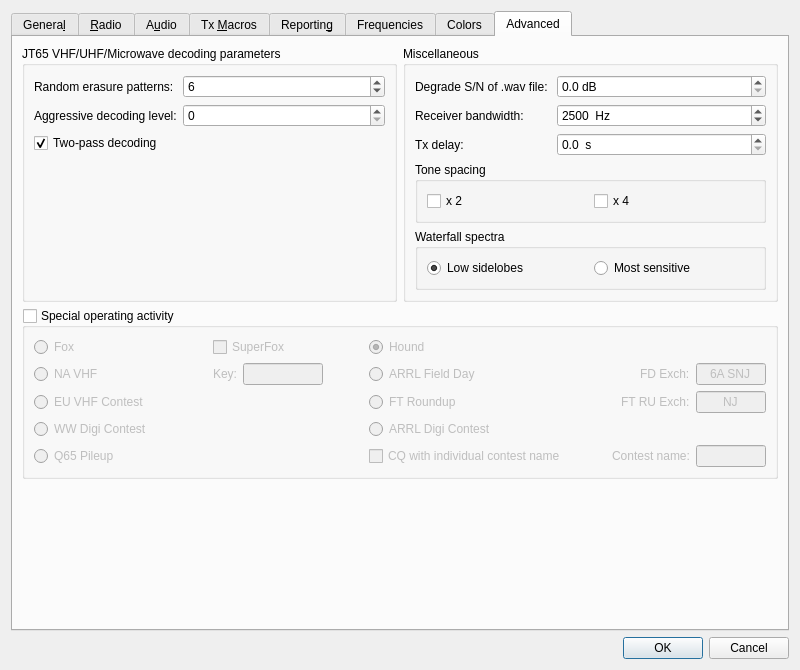
This is Configuration.ui in kholia/wsjtx as Qt 5 draws it before an edit. The edited form follows.
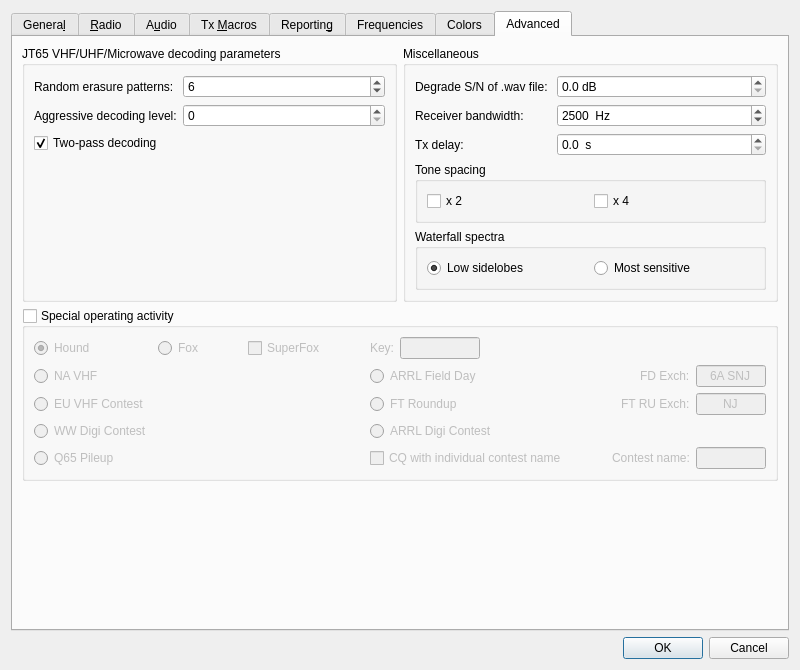
This is the edited form. The open tabs and pages were chosen to show the change. Custom widgets are drawn as their Qt base class.

Commit message: Possibly a better arrangement of SuperFox-related controls on Settings -> Advanced.

The edit to the form file:
```diff
--- a/Configuration.ui
+++ b/Configuration.ui
@@ -2907,7 +2907,192 @@
          <property name="checked">
           <bool>false</bool>
          </property>
-         <layout class="QGridLayout" name="gridLayout_15" columnstretch="1,0,0,0,0">
+         <layout class="QGridLayout" name="gridLayout_15" columnstretch="1,0,0,0,0,0,0">
+          <item row="2" column="0">
+           <widget class="QRadioButton" name="rbEU_VHF_Contest">
+            <property name="sizePolicy">
+             <sizepolicy hsizetype="Minimum" vsizetype="Preferred">
+              <horstretch>0</horstretch>
+              <verstretch>0</verstretch>
+             </sizepolicy>
+            </property>
+            <property name="toolTip">
+             <string>&lt;html&gt;&lt;head/&gt;&lt;body&gt;&lt;p&gt;European VHF+ contests requiring a signal report, serial number, and 6-character locator.&lt;/p&gt;&lt;/body&gt;&lt;/html&gt;</string>
+            </property>
+            <property name="accessibleName">
+             <string>EU VHF Contest</string>
+            </property>
+            <property name="text">
+             <string>EU VHF Contest</string>
+            </property>
+            <attribute name="buttonGroup">
+             <string notr="true">special_op_activity_button_group</string>
+            </attribute>
+           </widget>
+          </item>
+          <item row="0" column="3">
+           <widget class="QCheckBox" name="cbSuperFox">
+            <property name="text">
+             <string>SuperFox</string>
+            </property>
+           </widget>
+          </item>
+          <item row="0" column="6">
+           <layout class="QHBoxLayout" name="horizontalLayout_27">
+            <item>
+             <widget class="QLabel" name="sfkey_label">
+              <property name="text">
+               <string>Key:</string>
+              </property>
+             </widget>
+            </item>
+            <item>
+             <widget class="QLineEdit" name="FoxKey">
+              <property name="sizePolicy">
+               <sizepolicy hsizetype="Fixed" vsizetype="Fixed">
+                <horstretch>0</horstretch>
+                <verstretch>0</verstretch>
+               </sizepolicy>
+              </property>
+              <property name="maximumSize">
+               <size>
+                <width>80</width>
+                <height>16777215</height>
+               </size>
+              </property>
+              <property name="maxLength">
+               <number>9</number>
+              </property>
+              <property name="alignment">
+               <set>Qt::AlignCenter</set>
+              </property>
+             </widget>
+            </item>
+            <item>
+             <spacer name="horizontalSpacer_15">
+              <property name="orientation">
+               <enum>Qt::Horizontal</enum>
+              </property>
+              <property name="sizeHint" stdset="0">
+               <size>
+                <width>40</width>
+                <height>20</height>
+               </size>
+              </property>
+             </spacer>
+            </item>
+           </layout>
+          </item>
+          <item row="0" column="0">
+           <widget class="QRadioButton" name="rbHound">
+            <property name="toolTip">
+             <string>&lt;html&gt;&lt;head/&gt;&lt;body&gt;&lt;p&gt;FT8 DXpedition mode:  Hound operator calling the DX.&lt;/p&gt;&lt;/body&gt;&lt;/html&gt;</string>
+            </property>
+            <property name="accessibleName">
+             <string>Hound</string>
+            </property>
+            <property name="text">
+             <string>Hound</string>
+            </property>
+            <property name="checked">
+             <bool>true</bool>
+            </property>
+            <attribute name="buttonGroup">
+             <string notr="true">special_op_activity_button_group</string>
+            </attribute>
+           </widget>
+          </item>
+          <item row="3" column="0">
+           <widget class="QRadioButton" name="rbWW_DIGI">
+            <property name="minimumSize">
+             <size>
+              <width>0</width>
+              <height>18</height>
+             </size>
+            </property>
+            <property name="toolTip">
+             <string>&lt;html&gt;&lt;head/&gt;&lt;body&gt;&lt;p&gt;World-Wide Digi-mode contest&lt;/p&gt;&lt;p&gt;&lt;br/&gt;&lt;/p&gt;&lt;/body&gt;&lt;/html&gt;</string>
+            </property>
+            <property name="accessibleName">
+             <string>WW Digital Contest</string>
+            </property>
+            <property name="text">
+             <string>WW Digi Contest</string>
+            </property>
+            <attribute name="buttonGroup">
+             <string notr="true">special_op_activity_button_group</string>
+            </attribute>
+           </widget>
+          </item>
+          <item row="1" column="6">
+           <layout class="QHBoxLayout" name="horizontalLayout_17" stretch="2,1,1">
+            <item>
+             <widget class="QRadioButton" name="rbField_Day">
+              <property name="toolTip">
+               <string>&lt;html&gt;&lt;head/&gt;&lt;body&gt;&lt;p&gt;ARRL Field Day exchange: number of transmitters, Class, and ARRL/RAC section or &amp;quot;DX&amp;quot;.&lt;/p&gt;&lt;/body&gt;&lt;/html&gt;</string>
+              </property>
+              <property name="accessibleName">
+               <string>A R R L Field Day</string>
+              </property>
+              <property name="text">
+               <string>ARRL Field Day</string>
+              </property>
+              <attribute name="buttonGroup">
+               <string notr="true">special_op_activity_button_group</string>
+              </attribute>
+             </widget>
+            </item>
+            <item>
+             <spacer name="horizontalSpacer_9">
+              <property name="orientation">
+               <enum>Qt::Horizontal</enum>
+              </property>
+              <property name="sizeHint" stdset="0">
+               <size>
+                <width>40</width>
+                <height>20</height>
+               </size>
+              </property>
+             </spacer>
+            </item>
+            <item>
+             <layout class="QFormLayout" name="formLayout_16">
+              <item row="0" column="0">
+               <widget class="QLabel" name="labFD">
+                <property name="accessibleName">
+                 <string>Field Day exchange</string>
+                </property>
+                <property name="text">
+                 <string>FD Exch:</string>
+                </property>
+                <property name="buddy">
+                 <cstring>Field_Day_Exchange</cstring>
+                </property>
+               </widget>
+              </item>
+              <item row="0" column="1">
+               <widget class="QLineEdit" name="Field_Day_Exchange">
+                <property name="minimumSize">
+                 <size>
+                  <width>70</width>
+                  <height>0</height>
+                 </size>
+                </property>
+                <property name="toolTip">
+                 <string>&lt;html&gt;&lt;head/&gt;&lt;body&gt;&lt;p&gt;ARRL Field Day exchange: number of transmitters, Class, and ARRL/RAC section or &amp;quot;DX&amp;quot;.&lt;/p&gt;&lt;/body&gt;&lt;/html&gt;</string>
+                </property>
+                <property name="text">
+                 <string>6A SNJ</string>
+                </property>
+                <property name="alignment">
+                 <set>Qt::AlignCenter</set>
+                </property>
+               </widget>
+              </item>
+             </layout>
+            </item>
+           </layout>
+          </item>
           <item row="1" column="0">
            <widget class="QRadioButton" name="rbNA_VHF_Contest">
             <property name="sizePolicy">
@@ -2930,19 +3115,6 @@
             </attribute>
            </widget>
           </item>
-          <item row="3" column="4">
-           <widget class="QRadioButton" name="rbARRL_Digi">
-            <property name="toolTip">
-             <string>&lt;html&gt;&lt;head/&gt;&lt;body&gt;&lt;p&gt;ARRL International Digital Contest&lt;/p&gt;&lt;/body&gt;&lt;/html&gt;</string>
-            </property>
-            <property name="text">
-             <string>ARRL Digi Contest</string>
-            </property>
-            <attribute name="buttonGroup">
-             <string notr="true">special_op_activity_button_group</string>
-            </attribute>
-           </widget>
-          </item>
           <item row="4" column="0">
            <widget class="QRadioButton" name="rbQ65pileup">
             <property name="minimumSize">
@@ -2962,42 +3134,7 @@
             </attribute>
            </widget>
           </item>
-          <item row="2" column="0">
-           <widget class="QRadioButton" name="rbEU_VHF_Contest">
-            <property name="sizePolicy">
-             <sizepolicy hsizetype="Minimum" vsizetype="Preferred">
-              <horstretch>0</horstretch>
-              <verstretch>0</verstretch>
-             </sizepolicy>
-            </property>
-            <property name="toolTip">
-             <string>&lt;html&gt;&lt;head/&gt;&lt;body&gt;&lt;p&gt;European VHF+ contests requiring a signal report, serial number, and 6-character locator.&lt;/p&gt;&lt;/body&gt;&lt;/html&gt;</string>
-            </property>
-            <property name="accessibleName">
-             <string>EU VHF Contest</string>
-            </property>
-            <property name="text">
-             <string>EU VHF Contest</string>
-            </property>
-            <attribute name="buttonGroup">
-             <string notr="true">special_op_activity_button_group</string>
-            </attribute>
-           </widget>
-          </item>
-          <item row="0" column="2" rowspan="3">
-           <spacer name="horizontalSpacer_11">
-            <property name="orientation">
-             <enum>Qt::Horizontal</enum>
-            </property>
-            <property name="sizeHint" stdset="0">
-             <size>
-              <width>40</width>
-              <height>20</height>
-             </size>
-            </property>
-           </spacer>
-          </item>
-          <item row="4" column="4">
+          <item row="4" column="6">
            <layout class="QHBoxLayout" name="horizontalLayout_24">
             <item>
              <widget class="QCheckBox" name="cbContestName">
@@ -3057,7 +3194,7 @@
             </item>
            </layout>
           </item>
-          <item row="0" column="0">
+          <item row="0" column="1">
            <widget class="QRadioButton" name="rbFox">
             <property name="toolTip">
              <string>&lt;html&gt;&lt;head/&gt;&lt;body&gt;&lt;p&gt;FT8 DXpedition mode:  Fox (DXpedition) operator.&lt;/p&gt;&lt;/body&gt;&lt;/html&gt;</string>
@@ -3076,55 +3213,20 @@
             </attribute>
            </widget>
           </item>
-          <item row="0" column="4">
-           <widget class="QRadioButton" name="rbHound">
-            <property name="toolTip">
-             <string>&lt;html&gt;&lt;head/&gt;&lt;body&gt;&lt;p&gt;FT8 DXpedition mode:  Hound operator calling the DX.&lt;/p&gt;&lt;/body&gt;&lt;/html&gt;</string>
+          <item row="0" column="4" rowspan="3">
+           <spacer name="horizontalSpacer_11">
+            <property name="orientation">
+             <enum>Qt::Horizontal</enum>
             </property>
-            <property name="accessibleName">
-             <string>Hound</string>
-            </property>
-            <property name="text">
-             <string>Hound</string>
-            </property>
-            <property name="checked">
-             <bool>true</bool>
-            </property>
-            <attribute name="buttonGroup">
-             <string notr="true">special_op_activity_button_group</string>
-            </attribute>
-           </widget>
-          </item>
-          <item row="3" column="0">
-           <widget class="QRadioButton" name="rbWW_DIGI">
-            <property name="minimumSize">
+            <property name="sizeHint" stdset="0">
              <size>
-              <width>0</width>
-              <height>18</height>
+              <width>40</width>
+              <height>20</height>
              </size>
             </property>
-            <property name="toolTip">
-             <string>&lt;html&gt;&lt;head/&gt;&lt;body&gt;&lt;p&gt;World-Wide Digi-mode contest&lt;/p&gt;&lt;p&gt;&lt;br/&gt;&lt;/p&gt;&lt;/body&gt;&lt;/html&gt;</string>
-            </property>
-            <property name="accessibleName">
-             <string>WW Digital Contest</string>
-            </property>
-            <property name="text">
-             <string>WW Digi Contest</string>
-            </property>
-            <attribute name="buttonGroup">
-             <string notr="true">special_op_activity_button_group</string>
-            </attribute>
-           </widget>
+           </spacer>
           </item>
-          <item row="0" column="1">
-           <widget class="QCheckBox" name="cbSuperFox">
-            <property name="text">
-             <string>SuperFox</string>
-            </property>
-           </widget>
-          </item>
-          <item row="2" column="4">
+          <item row="2" column="6">
            <layout class="QHBoxLayout" name="horizontalLayout_18" stretch="2,1,1">
             <item>
              <widget class="QRadioButton" name="rbRTTY_Roundup">
@@ -3193,107 +3295,31 @@
             </item>
            </layout>
           </item>
-          <item row="1" column="4">
-           <layout class="QHBoxLayout" name="horizontalLayout_17" stretch="2,1,1">
-            <item>
-             <widget class="QRadioButton" name="rbField_Day">
-              <property name="toolTip">
-               <string>&lt;html&gt;&lt;head/&gt;&lt;body&gt;&lt;p&gt;ARRL Field Day exchange: number of transmitters, Class, and ARRL/RAC section or &amp;quot;DX&amp;quot;.&lt;/p&gt;&lt;/body&gt;&lt;/html&gt;</string>
-              </property>
-              <property name="accessibleName">
-               <string>A R R L Field Day</string>
-              </property>
-              <property name="text">
-               <string>ARRL Field Day</string>
-              </property>
-              <attribute name="buttonGroup">
-               <string notr="true">special_op_activity_button_group</string>
-              </attribute>
-             </widget>
-            </item>
-            <item>
-             <spacer name="horizontalSpacer_9">
-              <property name="orientation">
-               <enum>Qt::Horizontal</enum>
-              </property>
-              <property name="sizeHint" stdset="0">
-               <size>
-                <width>40</width>
-                <height>20</height>
-               </size>
-              </property>
-             </spacer>
-            </item>
-            <item>
-             <layout class="QFormLayout" name="formLayout_16">
-              <item row="0" column="0">
-               <widget class="QLabel" name="labFD">
-                <property name="accessibleName">
-                 <string>Field Day exchange</string>
-                </property>
-                <property name="text">
-                 <string>FD Exch:</string>
-                </property>
-                <property name="buddy">
-                 <cstring>Field_Day_Exchange</cstring>
-                </property>
-               </widget>
-              </item>
-              <item row="0" column="1">
-               <widget class="QLineEdit" name="Field_Day_Exchange">
-                <property name="minimumSize">
-                 <size>
-                  <width>70</width>
-                  <height>0</height>
-                 </size>
-                </property>
-                <property name="toolTip">
-                 <string>&lt;html&gt;&lt;head/&gt;&lt;body&gt;&lt;p&gt;ARRL Field Day exchange: number of transmitters, Class, and ARRL/RAC section or &amp;quot;DX&amp;quot;.&lt;/p&gt;&lt;/body&gt;&lt;/html&gt;</string>
-                </property>
-                <property name="text">
-                 <string>6A SNJ</string>
-                </property>
-                <property name="alignment">
-                 <set>Qt::AlignCenter</set>
-                </property>
-               </widget>
-              </item>
-             </layout>
-            </item>
-           </layout>
+          <item row="3" column="6">
+           <widget class="QRadioButton" name="rbARRL_Digi">
+            <property name="toolTip">
+             <string>&lt;html&gt;&lt;head/&gt;&lt;body&gt;&lt;p&gt;ARRL International Digital Contest&lt;/p&gt;&lt;/body&gt;&lt;/html&gt;</string>
+            </property>
+            <property name="text">
+             <string>ARRL Digi Contest</string>
+            </property>
+            <attribute name="buttonGroup">
+             <string notr="true">special_op_activity_button_group</string>
+            </attribute>
+           </widget>
           </item>
-          <item row="1" column="1">
-           <layout class="QHBoxLayout" name="horizontalLayout_27">
-            <item>
-             <widget class="QLabel" name="sfkey_label">
-              <property name="text">
-               <string>Key:</string>
-              </property>
-             </widget>
-            </item>
-            <item>
-             <widget class="QLineEdit" name="FoxKey">
-              <property name="sizePolicy">
-               <sizepolicy hsizetype="Fixed" vsizetype="Fixed">
-                <horstretch>0</horstretch>
-                <verstretch>0</verstretch>
-               </sizepolicy>
-              </property>
-              <property name="maximumSize">
-               <size>
-                <width>80</width>
-                <height>16777215</height>
-               </size>
-              </property>
-              <property name="maxLength">
-               <number>9</number>
-              </property>
-              <property name="alignment">
-               <set>Qt::AlignCenter</set>
-              </property>
-             </widget>
-            </item>
-           </layout>
+          <item row="0" column="2">
+           <spacer name="horizontalSpacer_14">
+            <property name="orientation">
+             <enum>Qt::Horizontal</enum>
+            </property>
+            <property name="sizeHint" stdset="0">
+             <size>
+              <width>40</width>
+              <height>20</height>
+             </size>
+            </property>
+           </spacer>
           </item>
          </layout>
         </widget>
```
Left out of the diff: 10 changed lines with no effect on the pictures.
